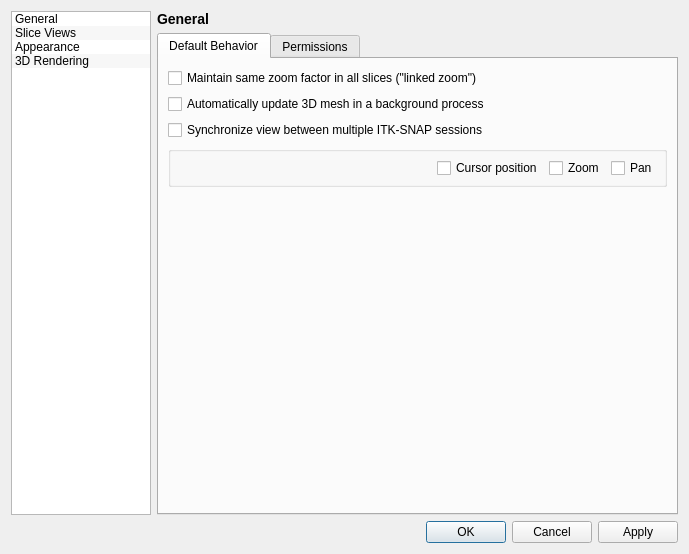
pyushkevich/itksnap, file GUI/Qt/Windows/PreferencesDialog.ui: the form before one commit.
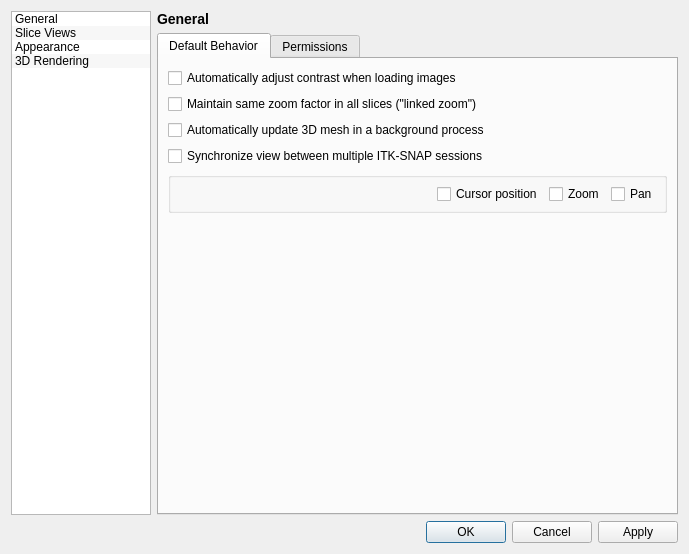
The form after the commit. The open tabs and pages were chosen to show the change. Custom widgets are drawn as their Qt base class.

Commit message: Added option to auto-adjust contrast on load

```diff
--- a/GUI/Qt/Windows/PreferencesDialog.ui
+++ b/GUI/Qt/Windows/PreferencesDialog.ui
@@ -44,6 +44,16 @@
            <string>Default Behavior</string>
           </attribute>
           <layout class="QVBoxLayout" name="verticalLayout_11">
+           <item>
+            <widget class="QCheckBox" name="chkAutoContrast">
+             <property name="toolTip">
+              <string>When this option is checked, image contrast will be adjusted automatically based on the image histogram whenever a new image is loaded into ITK-SNAP.</string>
+             </property>
+             <property name="text">
+              <string>Automatically adjust contrast when loading images</string>
+             </property>
+            </widget>
+           </item>
            <item>
             <widget class="QCheckBox" name="chkLinkedZoom">
              <property name="text">
```
Left out of the diff: 134 changed lines with no effect on the pictures. The commit also changes 13 other files.
